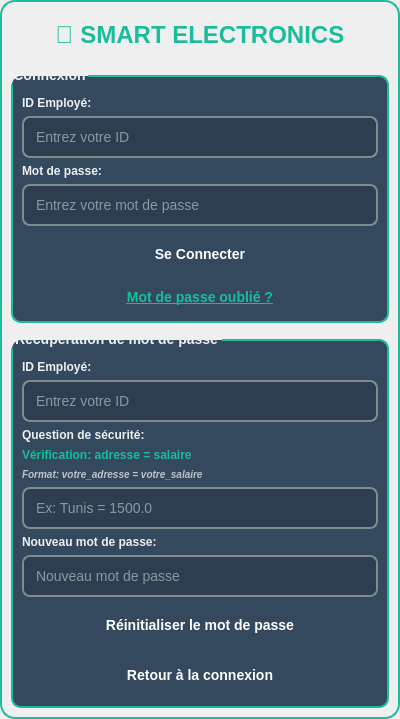
First picture: the form in projetcpp-2a25-s1-smart-electronics-repair-shop-GestionClient/inetgration with login - arduoino/logindialog.ui, repository Esprit-UP-Algo/projetcpp-2a25-s1-smart-electronics-repair-shop, before the edit.
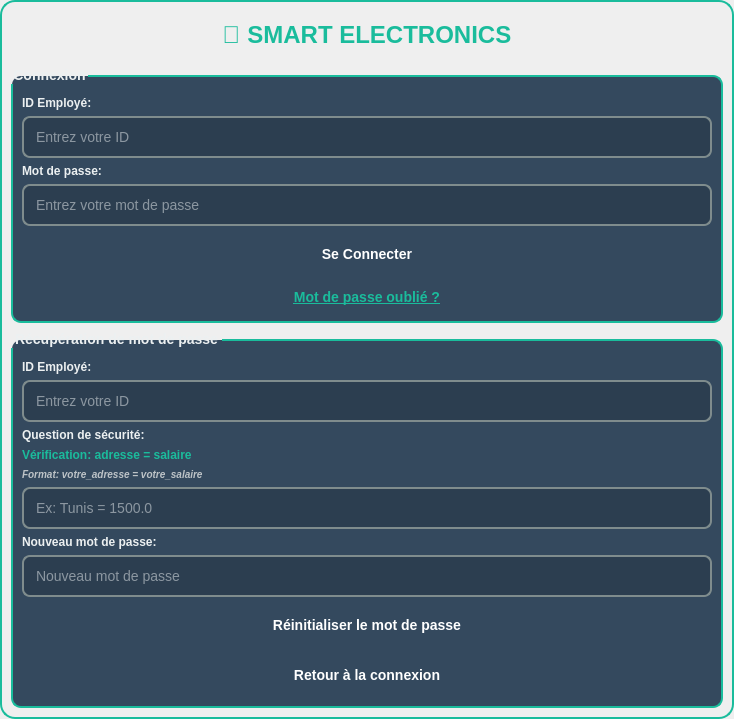
Second picture: the form after the edit.

```diff
--- a/projetcpp-2a25-s1-smart-electronics-repair-shop-GestionClient/inetgration with login - arduoino/logindialog.ui
+++ b/projetcpp-2a25-s1-smart-electronics-repair-shop-GestionClient/inetgration with login - arduoino/logindialog.ui
@@ -6,8 +6,8 @@
    <rect>
     <x>0</x>
     <y>0</y>
-    <width>400</width>
-    <height>450</height>
+    <width>734</width>
+    <height>677</height>
    </rect>
   </property>
   <property name="windowTitle">
```
Left out of the diff: 31 changed lines with no effect on the pictures.
